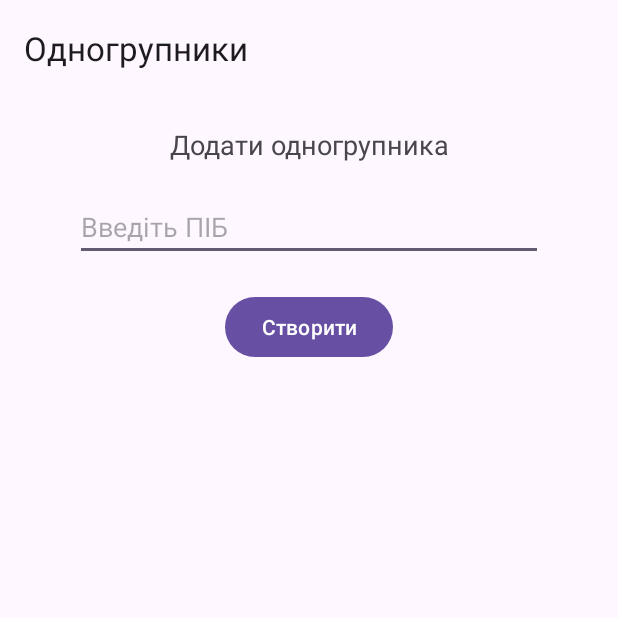
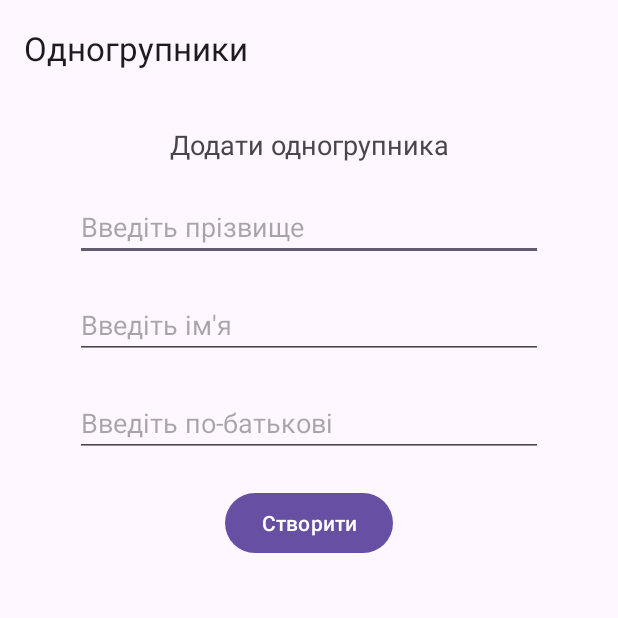
Before and after one commit to KPI-Labs-NChernikov/MagAndroid-Lab3, an Android app: the screen it shows after launch (ClassmateCreateActivity), after a tap on "Додати", on a phone screen of 412 x 824 dp, the top half of it. Run offline under Robolectric (Android 15) with nearby library versions, the phone set to English and light mode, and no system bars.

Commit message:
Completed part 2.

```diff
--- a/app/src/main/java/dev/nikita_chernikov/lab3/Classmate.kt
+++ b/app/src/main/java/dev/nikita_chernikov/lab3/Classmate.kt
@@ -2,4 +2,8 @@ package dev.nikita_chernikov.lab3
 
 import java.util.Date
 
-data class Classmate(var id: Int = 0, var fullName: String, val createdAt: Date = Date())
+data class Classmate(var id: Int = 0, var firstName: String, var lastName: String, var patronymic: String?, val createdAt: Date = Date())
+{
+    val fullName: String
+        get() = listOfNotNull(lastName, firstName, patronymic).joinToString(" ")
+}
--- a/app/src/main/java/dev/nikita_chernikov/lab3/MainActivity.kt
+++ b/app/src/main/java/dev/nikita_chernikov/lab3/MainActivity.kt
@@ -14,7 +14,9 @@ class MainActivity : AppCompatActivity() {
     private lateinit var sqliteManager: SQLiteManager
 
     companion object {
-        private const val EXAMPLE_FULL_NAME : String = "Петренко Петро Петрович"
+        private const val EXAMPLE_LAST_NAME : String = "Петренко"
+        private const val EXAMPLE_FIRST_NAME : String = "Петро"
+        private const val EXAMPLE_PATRONYMIC : String = "Петрович"
     }
 
     override fun onCreate(savedInstanceState: Bundle?) {
@@ -44,7 +46,9 @@ class MainActivity : AppCompatActivity() {
             if (lastClassmate != null)
             {
                 val previousFullName = lastClassmate.fullName
-                lastClassmate.fullName = EXAMPLE_FULL_NAME
+                lastClassmate.firstName = EXAMPLE_FIRST_NAME
+                lastClassmate.lastName = EXAMPLE_LAST_NAME
+                lastClassmate.patronymic = EXAMPLE_PATRONYMIC
                 sqliteManager.updateClassmate(lastClassmate)
                 Toast.makeText(this, "Ім'я одногрупника $previousFullName (id: ${lastClassmate.id}) було замінено успішно.", Toast.LENGTH_SHORT).show()
             }
--- a/app/src/main/java/dev/nikita_chernikov/lab3/SQLiteManager.kt
+++ b/app/src/main/java/dev/nikita_chernikov/lab3/SQLiteManager.kt
@@ -4,6 +4,7 @@ import android.content.ContentValues
 import android.content.Context
 import android.database.sqlite.SQLiteDatabase
 import android.database.sqlite.SQLiteOpenHelper
+import androidx.core.database.getStringOrNull
 import java.util.Date
 import androidx.core.database.sqlite.transaction
 
@@ -11,12 +12,14 @@ class SQLiteManager( context: Context) : SQLiteOpenHelper(context, DATABASE_NAME
     companion object
     {
         private const val DATABASE_NAME: String = "ClassmatesDB"
-        private const val DATABASE_VERSION: Int = 1
+        private const val DATABASE_VERSION: Int = 2
 
         private const val TABLE_NAME: String = "Classmates"
 
         private const val ID_FIELD: String = "Id"
-        private const val FULL_NAME_FIELD: String = "FullName"
+        private const val FIRST_NAME_FIELD: String = "FirstName"
+        private const val LAST_NAME_FIELD: String = "LastName"
+        private const val PATRONYMIC_FIELD: String = "PATRONYMIC"
         private const val CREATED_AT_FIELD: String = "CreatedAt"
 
         @Volatile
@@ -34,7 +37,9 @@ class SQLiteManager( context: Context) : SQLiteOpenHelper(context, DATABASE_NAME
     override fun onCreate(db: SQLiteDatabase?) {
         db!!.execSQL ( """CREATE TABLE $TABLE_NAME (
             $ID_FIELD INTEGER PRIMARY KEY AUTOINCREMENT,
-            $FULL_NAME_FIELD TEXT NOT NULL,
+            $FIRST_NAME_FIELD TEXT NOT NULL,
+            $LAST_NAME_FIELD TEXT NOT NULL,
+            $PATRONYMIC_FIELD TEXT,
             $CREATED_AT_FIELD INTEGER NOT NULL)""".trimMargin())
     }
 
@@ -43,15 +48,17 @@ class SQLiteManager( context: Context) : SQLiteOpenHelper(context, DATABASE_NAME
         oldVersion: Int,
         newVersion: Int
     ) {
+        db!!.execSQL("DROP TABLE IF EXISTS $TABLE_NAME")
+        onCreate(db)
     }
 
     fun seed() {
         val classmates = arrayOf(
-            Classmate(fullName ="Стельмашенко Максим Максимович"),
-            Classmate(fullName ="Філоненко Ігор Русланович"),
-            Classmate(fullName ="Черненко Олександр Євгенович"),
-            Classmate(fullName ="Черніков Нікіта Миколайович"),
-            Classmate(fullName ="Галятін Володимир Сергійович"))
+            Classmate(firstName ="Максим", lastName = "Стельмашенко", patronymic = "Максимович"),
+            Classmate(firstName = "Ігор", lastName = "Філоненко", patronymic = "Русланович"),
+            Classmate(firstName = "Олександр", lastName = "Черненко", patronymic = "Євгенович"),
+            Classmate(firstName = "Нікіта", lastName = "Черніков", patronymic = "Миколайович"),
+            Classmate(firstName = "Володимир", lastName = "Галятін", patronymic = "Сергійович"))
 
         val db = writableDatabase
         db.transaction {
@@ -60,7 +67,9 @@ class SQLiteManager( context: Context) : SQLiteOpenHelper(context, DATABASE_NAME
 
                 for (classmate in classmates) {
                     val values = ContentValues().apply {
-                        put(FULL_NAME_FIELD, classmate.fullName)
+                        put(FIRST_NAME_FIELD, classmate.firstName)
+                        put(LAST_NAME_FIELD, classmate.lastName)
+                        put(PATRONYMIC_FIELD, classmate.patronymic)
                         put(CREATED_AT_FIELD, classmate.createdAt.time)
                     }
 
@@ -75,7 +84,9 @@ class SQLiteManager( context: Context) : SQLiteOpenHelper(context, DATABASE_NAME
 
     fun addClassmate(classmate: Classmate) {
         val values = ContentValues().apply {
-            put(FULL_NAME_FIELD, classmate.fullName)
+            put(FIRST_NAME_FIELD, classmate.firstName)
+            put(LAST_NAME_FIELD, classmate.lastName)
+            put(PATRONYMIC_FIELD, classmate.patronymic)
             put(CREATED_AT_FIELD, classmate.createdAt.time)
         }
 
@@ -97,9 +108,11 @@ class SQLiteManager( context: Context) : SQLiteOpenHelper(context, DATABASE_NAME
         cursor.use {
             if (it.moveToFirst()) {
                 classmate = Classmate(
-                    it.getInt(0), // Id
-                    it.getString(1), // FullName
-                    Date(it.getLong(2)) // CreatedAt
+                    cursor.getInt(0),
+                    cursor.getString(1),
+                    cursor.getString(2),
+                    cursor.getStringOrNull(3),
+                    Date(cursor.getLong(4))
                 )
             }
         }
@@ -110,7 +123,9 @@ class SQLiteManager( context: Context) : SQLiteOpenHelper(context, DATABASE_NAME
     fun updateClassmate(classmate: Classmate)
     {
         val values = ContentValues().apply {
-            put(FULL_NAME_FIELD, classmate.fullName)
+            put(FIRST_NAME_FIELD, classmate.firstName)
+            put(LAST_NAME_FIELD, classmate.lastName)
+            put(PATRONYMIC_FIELD, classmate.patronymic)
         }
 
         val db = writableDatabase
@@ -133,7 +148,9 @@ class SQLiteManager( context: Context) : SQLiteOpenHelper(context, DATABASE_NAME
                 val classmate = Classmate(
                     cursor.getInt(0),
                     cursor.getString(1),
-                    Date(cursor.getLong(2))
+                    cursor.getString(2),
+                    cursor.getStringOrNull(3),
+                    Date(cursor.getLong(4))
                 )
                 classmates.add(classmate)
             }
--- a/app/src/main/res/layout/activity_classmate_create.xml
+++ b/app/src/main/res/layout/activity_classmate_create.xml
@@ -42,11 +42,36 @@
             android:layout_height="20dp"/>
 
         <EditText
-            android:id="@+id/input_full_name"
+            android:id="@+id/input_last_name"
             android:layout_width="match_parent"
             android:layout_height="wrap_content"
+            android:autofillHints="familyName,lastName"
             android:inputType="text"
-            android:hint="@string/enter_full_name_text"/>
+            android:hint="@string/enter_last_name_text"/>
+
+        <Space
+            android:layout_width="match_parent"
+            android:layout_height="20dp"/>
+
+        <EditText
+            android:id="@+id/input_first_name"
+            android:layout_width="match_parent"
+            android:layout_height="wrap_content"
+            android:autofillHints="givenName,firstName"
+            android:inputType="text"
+            android:hint="@string/enter_first_name_text"/>
+
+        <Space
+            android:layout_width="match_parent"
+            android:layout_height="20dp"/>
+
+        <EditText
+            android:id="@+id/input_patronymic"
+            android:layout_width="match_parent"
+            android:layout_height="wrap_content"
+            android:autofillHints="patronymic,middleName"
+            android:inputType="text"
+            android:hint="@string/enter_patronymic_text"/>
 
         <Space
             android:layout_width="match_parent"
--- a/app/src/main/res/values/strings.xml
+++ b/app/src/main/res/values/strings.xml
@@ -8,6 +8,9 @@
     <string name="id_full_name_example">1. Петренко Петро Петрович</string>
     <string name="created_at_example">додано: 01.01.2025 00:00</string>
     <string name="add_classmate_text">Додати одногрупника</string>
-    <string name="enter_full_name_text">Введіть ПІБ</string>
+    <string name="enter_last_name_text">Введіть прізвище</string>
+    <string name="enter_first_name_text">Введіть ім\'я</string>
+    <string name="enter_patronymic_text">Введіть по-батькові</string>
     <string name="create">Створити</string>
+    <string name="field_required">Це поле обов\'язкове.</string>
 </resources>
```
Also changed, not shown: app/src/main/java/dev/nikita_chernikov/lab3/ClassmateCreateActivity.kt (+28 -8 lines).
